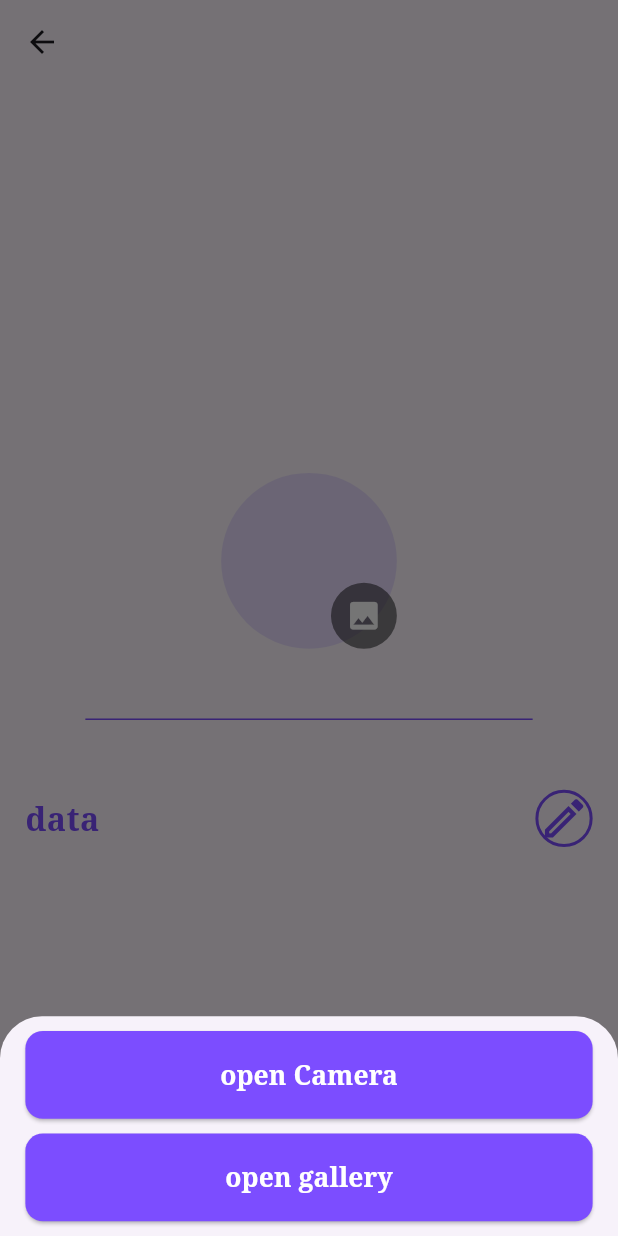
After one commit to A-Abdelsattar/taskati, a Flutter app: the ProfileScreen screen opened directly, after a tap on the "image" icon, on a phone screen of 412 x 824 dp. The commit adds this screen. Run offline on Flutter 3.47's test engine with Material 3 defaults, Android fonts, the phone set to English and light mode, and no system bars; our stand-ins replace flutter_screenutil, image_picker; network calls fail.

Commit message:
profile screen

```diff
--- a/lib/features/home/widgets/home_app_bar.dart
+++ b/lib/features/home/widgets/home_app_bar.dart
@@ -1,5 +1,6 @@
 import 'package:flutter/material.dart';
 import 'package:flutter_screenutil/flutter_screenutil.dart';
+import 'package:taskati/features/profile/profile_screen.dart';
 
 import '../../../core/theme/app_colors.dart';
 
@@ -24,9 +25,14 @@ class HomeAppBar extends StatelessWidget {
             ),)
           ],
         ),
-        CircleAvatar(
-          radius: 35.r,
-          backgroundImage: Image.network("https://images.pexels.com/photos/674010/pexels-photo-674010.jpeg").image,
+        InkWell(
+          onTap: (){
+            Navigator.push(context, MaterialPageRoute(builder: (context)=>ProfileScreen()));
+          },
+          child: CircleAvatar(
+            radius: 35.r,
+            backgroundImage: Image.network("https://images.pexels.com/photos/674010/pexels-photo-674010.jpeg").image,
+          ),
         )
       ],
     );
--- /dev/null
+++ b/lib/features/profile/profile_screen.dart
@@ -0,0 +1,142 @@
+import 'dart:io';
+
+import 'package:flutter/material.dart';
+import 'package:flutter_screenutil/flutter_screenutil.dart';
+import 'package:image_picker/image_picker.dart';
+import 'package:taskati/core/theme/app_colors.dart';
+
+
+class ProfileScreen extends StatefulWidget {
+   ProfileScreen({super.key});
+
+  @override
+  State<ProfileScreen> createState() => _ProfileScreenState();
+}
+
+class _ProfileScreenState extends State<ProfileScreen> {
+   XFile? image;
+
+  selectImageFromGallery()async{
+    final ImagePicker picker = ImagePicker();
+     image = await picker.pickImage(source: ImageSource.gallery);
+     setState(() {
+
+    });
+  }
+
+   selectImageFromCamera()async{
+     final ImagePicker picker = ImagePicker();
+     image = await picker.pickImage(source: ImageSource.camera);
+     setState(() {
+
+     });
+   }
+
+  @override
+  Widget build(BuildContext context) {
+    return Scaffold(
+      appBar:AppBar(),
+      body: Padding(
+        padding:  EdgeInsets.symmetric(horizontal: 16.0.w),
+        child: Column(
+          mainAxisAlignment: MainAxisAlignment.center,
+          children: [
+            InkWell(
+              onTap: (){
+                showModalBottomSheet(context: context, builder: (context)=>Padding(
+                  padding:  EdgeInsets.symmetric(horizontal: 16.0.w,vertical: 10.h),
+
+                  child: IntrinsicHeight(
+                    child: Column(
+                      children: [
+                        ElevatedButton(
+                            style: ElevatedButton.styleFrom(
+                              minimumSize: Size(double.infinity, 60.h),
+                                backgroundColor: AppColors.mainColor,
+                                shape: RoundedRectangleBorder(
+                                    borderRadius: BorderRadius.circular(12.r)
+                                )
+                            )
+                            ,onPressed: (){
+                              selectImageFromCamera();
+                        }, child: Padding(
+                          padding: const EdgeInsets.all(8.0),
+                          child: Text("open Camera",style: TextStyle(
+                              fontSize: 18.sp,
+                              fontWeight: FontWeight.bold,
+                              color: Colors.white
+                          ),),
+                        )),
+                        SizedBox(height: 10.h,),
+                        ElevatedButton(
+                            style: ElevatedButton.styleFrom(
+                                minimumSize: Size(double.infinity, 60.h),
+
+                                backgroundColor: AppColors.mainColor,
+                                shape: RoundedRectangleBorder(
+                                    borderRadius: BorderRadius.circular(12.r)
+                                )
+                            )
+                            ,onPressed: (){
+                              selectImageFromGallery();
+                              Navigator.pop(context);
+                        }, child: Padding(
+                          padding: const EdgeInsets.all(8.0),
+                          child: Text("open gallery",style: TextStyle(
+                              fontSize: 18.sp,
+                              fontWeight: FontWeight.bold,
+                              color: Colors.white
+                          ),),
+                        )),
+
+                      ],
+                    ),
+                  ),
+                ));
+              },
+              child: CircleAvatar(
+                radius: 60.r,
+                backgroundImage: Image.file(File(image?.path??"")).image,
+                         child: Align(
+                         alignment: Alignment.bottomRight
+                         ,child: Container(
+               padding: EdgeInsets.all(10.r),
+                 decoration: BoxDecoration(
+                   shape: BoxShape.circle,
+                   color: Colors.black.withValues(alpha: .5)
+                 ),
+                 child: Icon(Icons.image,color: Colors.white,size: 25.r,))),
+              ),
+            ),
+            SizedBox(height: 40.h,),
+            Divider(
+              color: AppColors.mainColor,
+              endIndent: 40,
+              indent: 40,
+
+            ),
+            SizedBox(height: 40.h,),
+            Row(
+              children: [
+                Expanded(child: Text("data",maxLines: 2,
+                overflow: TextOverflow.ellipsis,
+                  style: TextStyle(
+                    fontSize: 22.sp,
+                    color: AppColors.mainColor,
+                    fontWeight: FontWeight.bold
+                  ),
+                )),
+                Container(
+                    decoration: BoxDecoration(
+                      shape:BoxShape.circle,
+                      border: Border.all(color: AppColors.mainColor,width: 2)
+                    ),
+                    child: Icon(Icons.mode_edit_outline_outlined,color: AppColors.mainColor,size: 35.r,))
+              ],
+            )
+          ],
+        ),
+      ),
+    );
+  }
+}
--- a/pubspec.yaml
+++ b/pubspec.yaml
@@ -35,6 +35,7 @@ dependencies:
   # Use with the CupertinoIcons class for iOS style icons.
   cupertino_icons: ^1.0.8
   flutter_screenutil: ^5.9.3
+  image_picker: ^1.1.2
 
 dev_dependencies:
   flutter_test:
```
Also changed, not shown: pubspec.lock, 15 other files.
